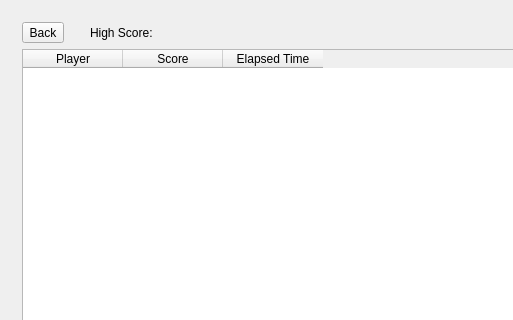
Before: the Qt Designer form mainwindow.ui in nphelpsiv/Education-App, drawn with Qt 5; both pictures show x 0 to 513 and y 0 to 320 of the 850 by 680 pixel window.
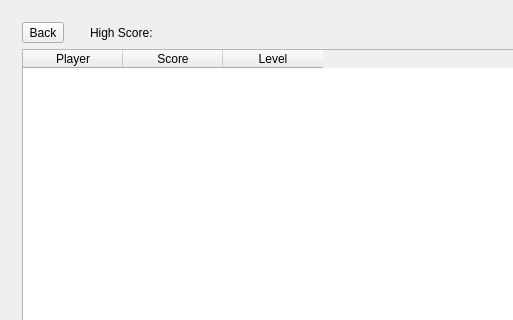
After: the same form once the commit is applied. The open tabs and pages were chosen to show the change. Icons and pictures are not drawn.

The edit to the form file:
```diff
--- a/mainwindow.ui
+++ b/mainwindow.ui
@@ -1876,7 +1876,7 @@
           </column>
           <column>
            <property name="text">
-            <string>Elapsed Time</string>
+            <string>Level</string>
            </property>
           </column>
          </widget>
```
Left out of the diff: 3 changed lines with no effect on the pictures.
